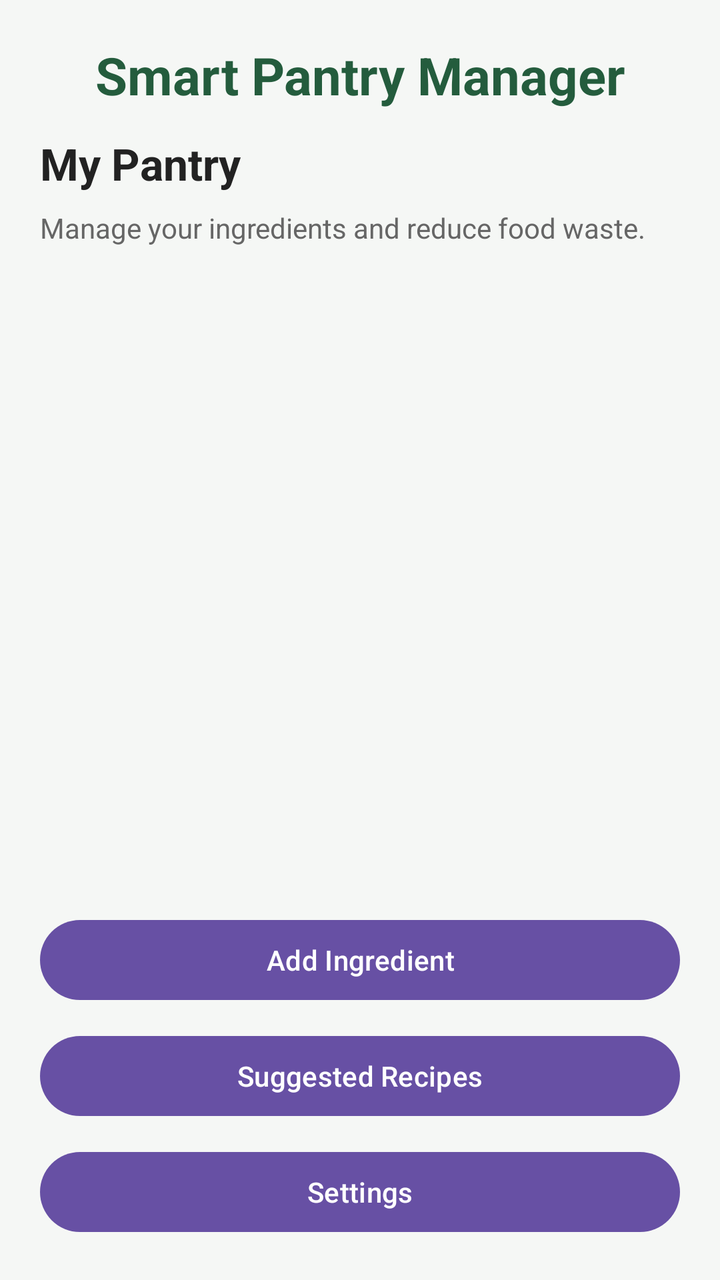
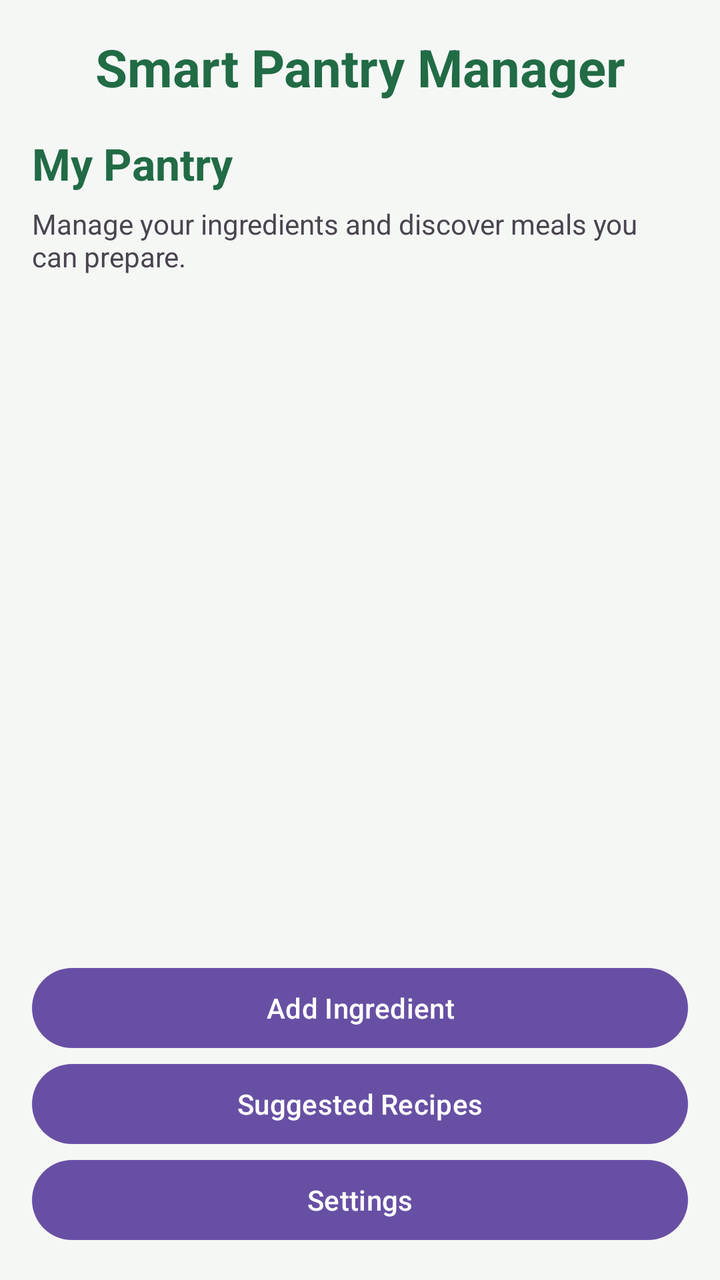

Before-and-after screenshots of an Android layout around one commit, followed by the original layout XML and the change that was made.
<!-- AndroidManifest.xml: application theme Theme.SmartPantryManager -->
<!-- res/layout/activity_main.xml -->
<LinearLayout xmlns:android="http://schemas.android.com/apk/res/android"
    android:id="@+id/main"
    android:layout_width="match_parent"
    android:layout_height="match_parent"
    android:orientation="vertical"
    android:background="#F5F7F5"
    android:padding="20dp">

    <TextView
        android:layout_width="match_parent"
        android:layout_height="wrap_content"
        android:text="Smart Pantry Manager"
        android:textSize="26sp"
        android:textStyle="bold"
        android:textColor="#245C3D"
        android:gravity="center"
        android:layout_marginBottom="12dp" />

    <TextView
        android:layout_width="match_parent"
        android:layout_height="wrap_content"
        android:text="My Pantry"
        android:textSize="22sp"
        android:textStyle="bold"
        android:textColor="#222222"
        android:layout_marginBottom="8dp" />

    <TextView
        android:layout_width="match_parent"
        android:layout_height="wrap_content"
        android:text="Manage your ingredients and reduce food waste."
        android:textSize="14sp"
        android:textColor="#666666"
        android:layout_marginBottom="20dp" />

    <androidx.recyclerview.widget.RecyclerView
        android:id="@+id/recyclerViewIngredients"
        android:layout_width="match_parent"
        android:layout_height="0dp"
        android:layout_weight="1"
        android:clipToPadding="false"
        android:paddingBottom="12dp" />

    <Button
        android:id="@+id/btnAddIngredient"
        android:layout_width="match_parent"
        android:layout_height="wrap_content"
        android:text="Add Ingredient"
        android:layout_marginBottom="10dp" />

    <Button
        android:id="@+id/btnSuggestedRecipes"
        android:layout_width="match_parent"
        android:layout_height="wrap_content"
        android:text="Suggested Recipes"
        android:layout_marginBottom="10dp" />

    <Button
        android:id="@+id/btnSettings"
        android:layout_width="match_parent"
        android:layout_height="wrap_content"
        android:text="Settings" />

</LinearLayout>
<!-- resources referenced by this layout -->
<resources>
  <style name="Theme.SmartPantryManager" parent="Base.Theme.SmartPantryManager" />
  <style name="Base.Theme.SmartPantryManager" parent="Theme.Material3.DayNight.NoActionBar">
          
          
      </style>
</resources>

<!-- the commit's change to res/layout/activity_main.xml (unified diff, before → after) -->
@@ -4,34 +4,43 @@
     android:layout_height="match_parent"
     android:orientation="vertical"
     android:background="#F5F7F5"
-    android:padding="20dp">
+    android:padding="16dp">
 
     <TextView
         android:layout_width="match_parent"
         android:layout_height="wrap_content"
         android:text="Smart Pantry Manager"
+        android:textColor="#216B45"
         android:textSize="26sp"
         android:textStyle="bold"
-        android:textColor="#245C3D"
         android:gravity="center"
-        android:layout_marginBottom="12dp" />
+        android:paddingBottom="16dp" />
 
     <TextView
         android:layout_width="match_parent"
         android:layout_height="wrap_content"
         android:text="My Pantry"
+        android:textColor="#216B45"
         android:textSize="22sp"
-        android:textStyle="bold"
-        android:textColor="#222222"
-        android:layout_marginBottom="8dp" />
+        android:textStyle="bold" />
 
     <TextView
         android:layout_width="match_parent"
         android:layout_height="wrap_content"
-        android:text="Manage your ingredients and reduce food waste."
+        android:text="Manage your ingredients and discover meals you can prepare."
         android:textSize="14sp"
-        android:textColor="#666666"
-        android:layout_marginBottom="20dp" />
+        android:layout_marginTop="6dp"
+        android:layout_marginBottom="16dp" />
+
+    <TextView
+        android:id="@+id/tvEmptyPantry"
+        android:layout_width="match_parent"
+        android:layout_height="wrap_content"
+        android:text="Your pantry is empty. Tap Add Ingredient to get started."
+        android:textSize="16sp"
+        android:gravity="center"
+        android:padding="24dp"
+        android:visibility="gone" />
 
     <androidx.recyclerview.widget.RecyclerView
         android:id="@+id/recyclerViewIngredients"
@@ -39,21 +48,20 @@
         android:layout_height="0dp"
         android:layout_weight="1"
         android:clipToPadding="false"
-        android:paddingBottom="12dp" />
+        android:paddingTop="8dp"
+        android:paddingBottom="8dp" />
 
     <Button
         android:id="@+id/btnAddIngredient"
         android:layout_width="match_parent"
         android:layout_height="wrap_content"
-        android:text="Add Ingredient"
-        android:layout_marginBottom="10dp" />
+        android:text="Add Ingredient" />
 
     <Button
         android:id="@+id/btnSuggestedRecipes"
         android:layout_width="match_parent"
         android:layout_height="wrap_content"
-        android:text="Suggested Recipes"
-        android:layout_marginBottom="10dp" />
+        android:text="Suggested Recipes" />
 
     <Button
         android:id="@+id/btnSettings"
